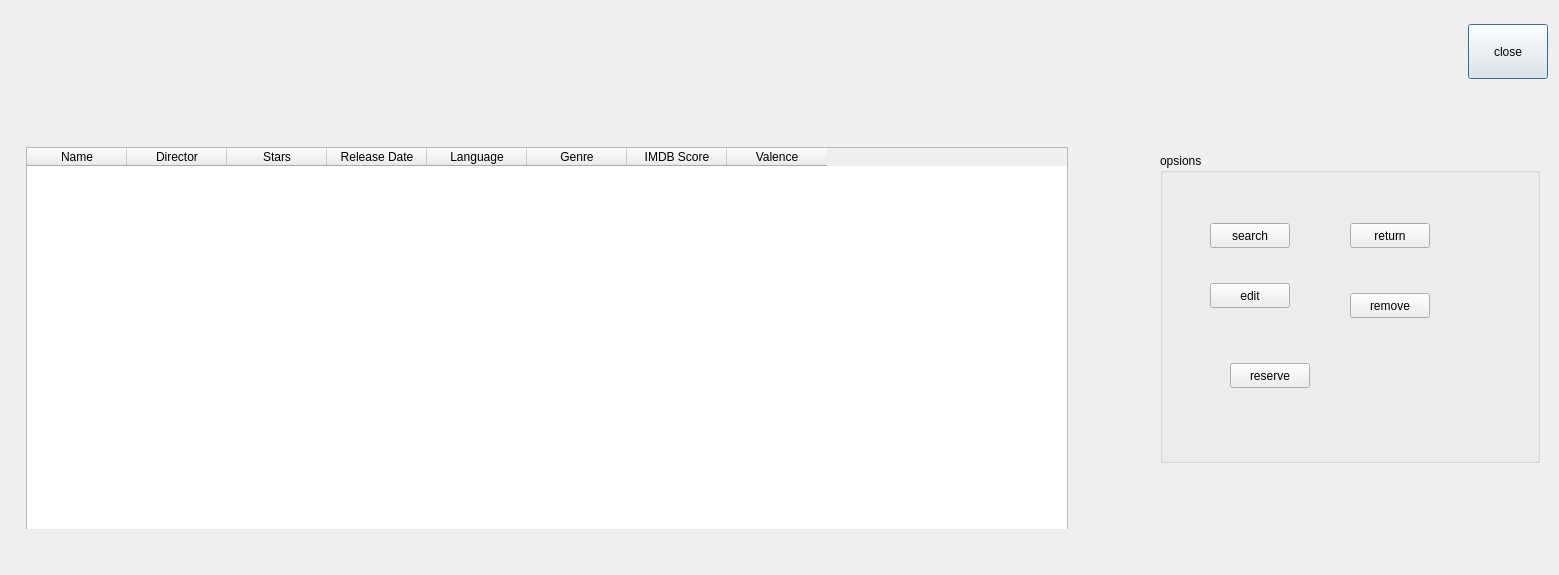
Old version of the form home.ui in the repository EotDc35F/project.
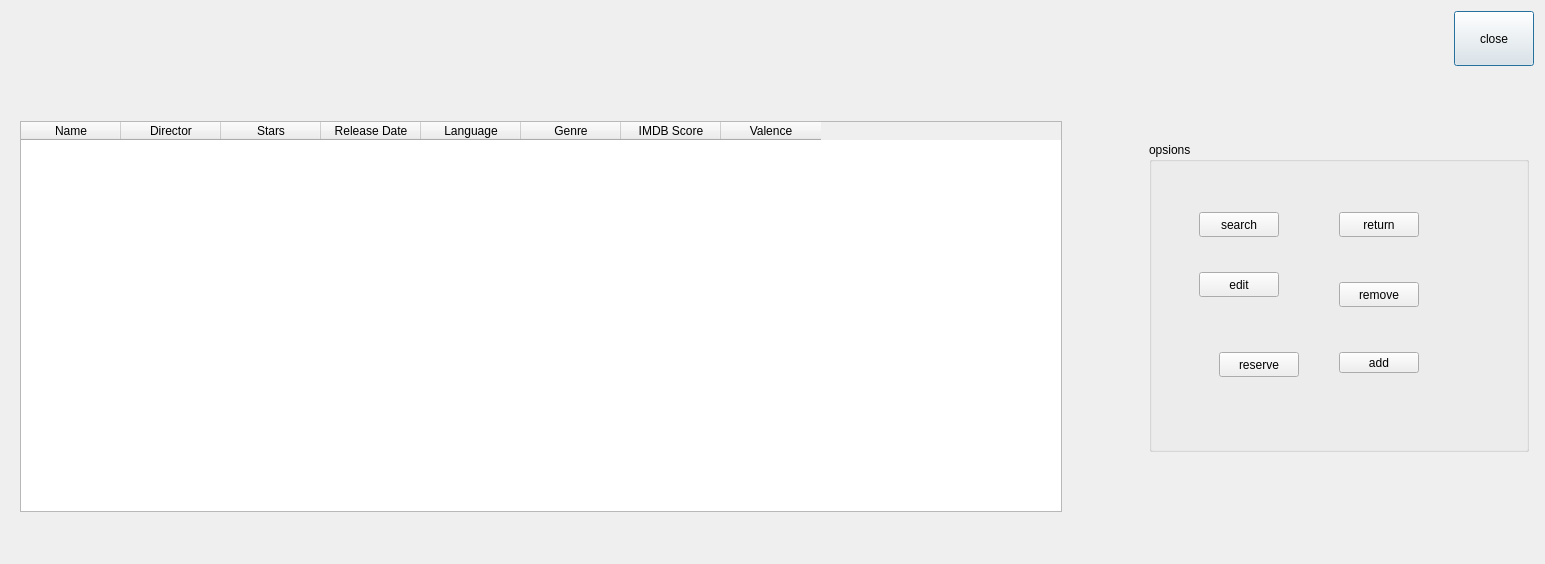
New version of the form.

```diff
--- a/home.ui
+++ b/home.ui
@@ -6,8 +6,8 @@
    <rect>
     <x>0</x>
     <y>0</y>
-    <width>1559</width>
-    <height>575</height>
+    <width>1545</width>
+    <height>564</height>
    </rect>
   </property>
   <property name="sizePolicy">
@@ -192,18 +192,19 @@
       </spacer>
      </item>
      <item>
+      <widget class="QWidget" name="" native="true">
       <layout class="QVBoxLayout" name="verticalLayout_6">
        <property name="leftMargin">
-        <number>0</number>
+         <number>1</number>
        </property>
        <property name="topMargin">
-        <number>0</number>
+         <number>1</number>
        </property>
        <property name="rightMargin">
-        <number>0</number>
+         <number>1</number>
        </property>
        <property name="bottomMargin">
-        <number>0</number>
+         <number>1</number>
        </property>
        <item>
         <widget class="QGroupBox" name="groupBox">
@@ -287,6 +288,19 @@
            <string>reserve</string>
           </property>
          </widget>
+          <widget class="QPushButton" name="add">
+           <property name="geometry">
+            <rect>
+             <x>190</x>
+             <y>210</y>
+             <width>80</width>
+             <height>21</height>
+            </rect>
+           </property>
+           <property name="text">
+            <string>add</string>
+           </property>
+          </widget>
         </widget>
        </item>
        <item>
@@ -306,6 +320,7 @@
         </spacer>
        </item>
       </layout>
+      </widget>
      </item>
     </layout>
    </item>
```
Left out of the diff: 10 changed lines with no effect on the pictures. Lines whose indentation alone changed are shown as unchanged.
